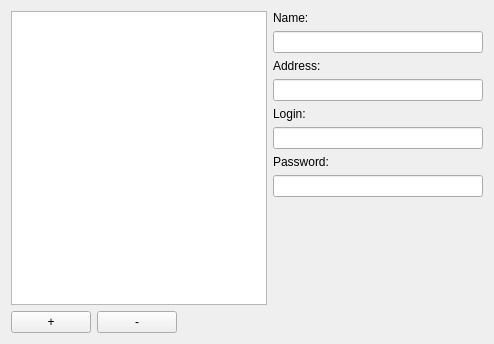
This is dialogbookmarks.ui in tjohnman/Obsession as Qt 5 draws it before an edit. The edited form follows.
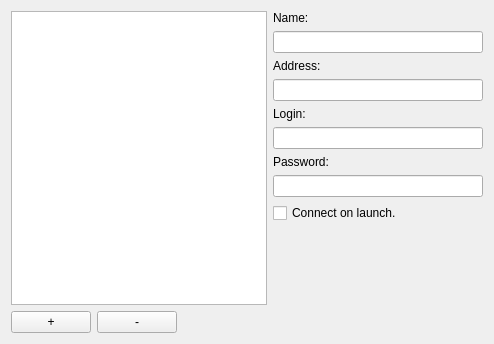
This is the edited form.

Commit message: Improved auto-connect.

The edit to the form file:
```diff
--- a/dialogbookmarks.ui
+++ b/dialogbookmarks.ui
@@ -185,6 +185,13 @@
          </property>
         </widget>
        </item>
+       <item>
+        <widget class="QCheckBox" name="autoConnectCheckBox">
+         <property name="text">
+          <string>Connect on launch.</string>
+         </property>
+        </widget>
+       </item>
        <item>
         <spacer name="verticalSpacer">
          <property name="orientation">
```
The commit also changes 6 other files.
